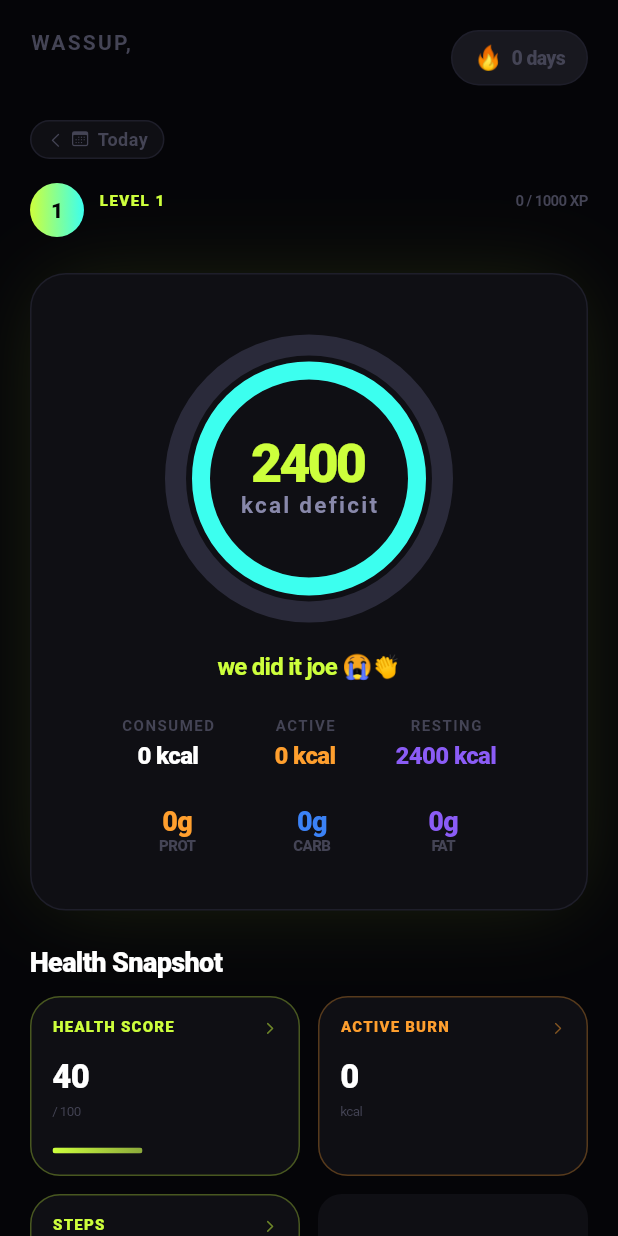
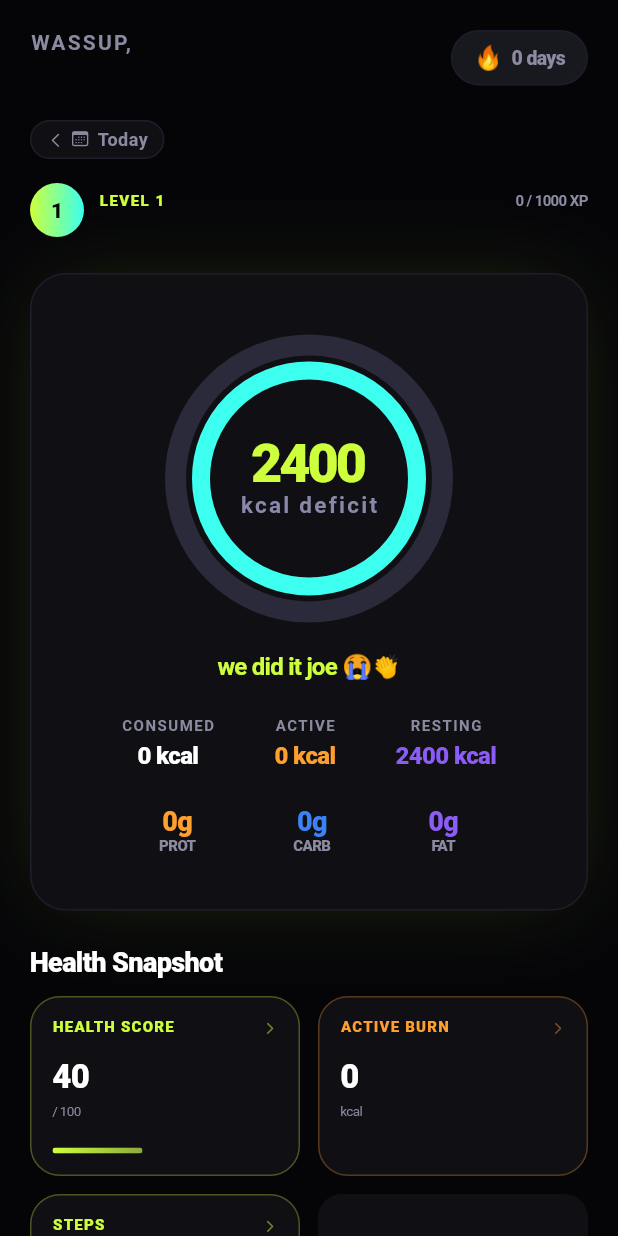
Before and after one commit to itsawaz/Scoop, a Flutter app: the DashboardScreen screen opened directly, on a phone screen of 412 x 824 dp. Run offline on Flutter 3.47's test engine with Material 3 defaults, Android fonts, the light colour scheme and no system bars; our stand-ins replace google_generative_ai, image_picker, shared_preferences; missing offline and left inert: health; accounts and stored records are empty; statements that could not run were skipped.

Commit message:
Accessibility: semantic label for calorie rings + fix low-contrast text
- Wrap CalorieDonut in Semantics with a spoken calories summary (rings were
  invisible to screen readers); exclude the decorative center text
- Bump kTextMuted #444455 -> #8A8AA0 for WCAG AA contrast (~5:1) on dark bg

```diff
--- a/lib/widgets.dart
+++ b/lib/widgets.dart
@@ -31,7 +31,8 @@ const kSugar   = Color(0xFFFF2D6B);
 // Text
 const kTextPrimary   = Color(0xFFFFFFFF);
 const kTextSecondary = Color(0xFF8888AA);
-const kTextMuted     = Color(0xFF444455);
+// Bumped from #444455 for WCAG AA contrast (~5:1) against the dark background.
+const kTextMuted     = Color(0xFF8A8AA0);
 
 // ============================================================
 // GLASS CARD
@@ -376,7 +377,18 @@ class _CalorieDonutState extends State<CalorieDonut>
     // Green while within budget; pink once the calorie goal is exceeded.
     final color = isOver ? kPink : kNeon;
 
-    return AnimatedBuilder(
+    // Spoken summary for screen readers (the painted rings are invisible to
+    // assistive tech without this).
+    final semanticLabel = net >= 0
+        ? 'Calories: $consumed eaten, $totalBurnt burned, goal $goal. '
+            'Net $net kilocalories remaining.'
+        : 'Calories: $consumed eaten, $totalBurnt burned, goal $goal. '
+            'Net deficit of ${net.abs()} kilocalories.';
+
+    return Semantics(
+      label: semanticLabel,
+      value: '$consumed of $goal kcal',
+      child: AnimatedBuilder(
       animation: _anim,
       builder: (_, __) => SizedBox(
         width: widget.size,
@@ -389,7 +401,7 @@ class _CalorieDonutState extends State<CalorieDonut>
             restingShare: restingShare,
             color: color,
           ),
-          child: Center(
+          child: ExcludeSemantics(child: Center(
             child: SizedBox(
               width: widget.size * 0.65,
               child: Column(
@@ -417,9 +429,10 @@ class _CalorieDonutState extends State<CalorieDonut>
                 ],
               ),
             ),
-          ),
+          )),
         ),
       ),
+    ),
     );
   }
 }
```
